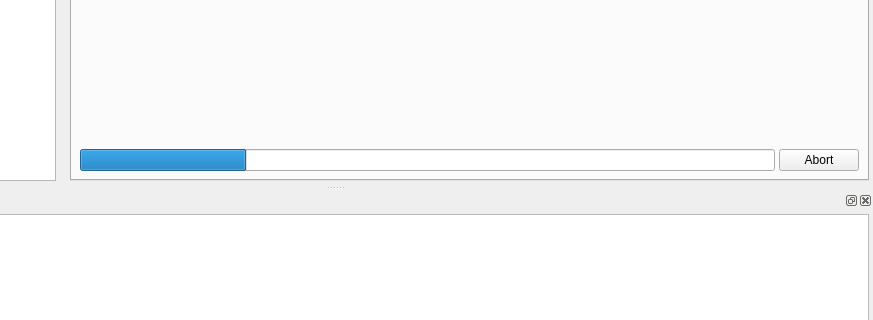
Before: the Qt Designer form scone/sconestudio/SconeStudio.ui in opensim-org/SCONE, drawn with Qt 5; both pictures show x 204 to 1077 and y 401 to 721 of the 1077 by 802 pixel window.
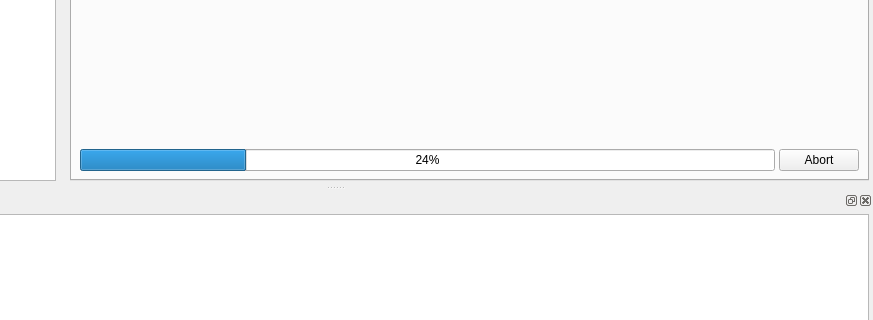
After: the same form once the commit is applied. Custom widgets are drawn as their Qt base class.

Patch:
```diff
--- a/scone/sconestudio/SconeStudio.ui
+++ b/scone/sconestudio/SconeStudio.ui
@@ -158,8 +158,14 @@
                <number>24</number>
               </property>
               <property name="textVisible">
+               <bool>true</bool>
+              </property>
+              <property name="invertedAppearance">
                <bool>false</bool>
               </property>
+              <property name="textDirection">
+               <enum>QProgressBar::TopToBottom</enum>
+              </property>
              </widget>
             </item>
             <item>
```
